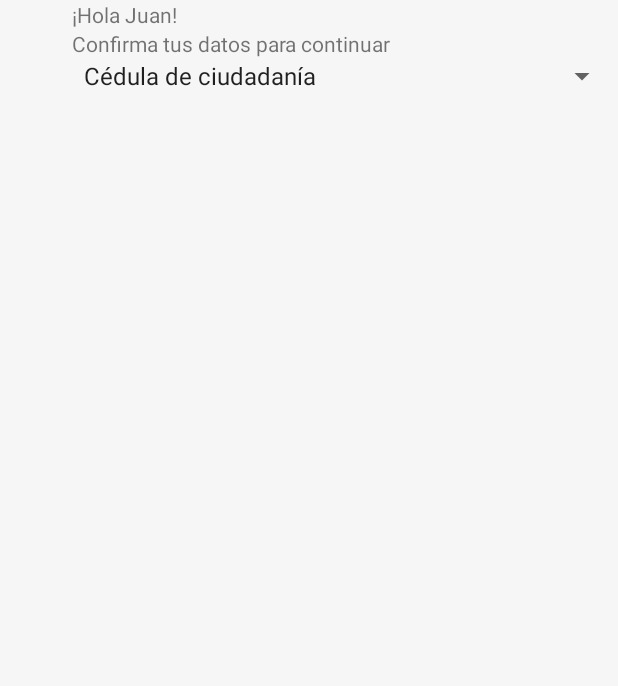
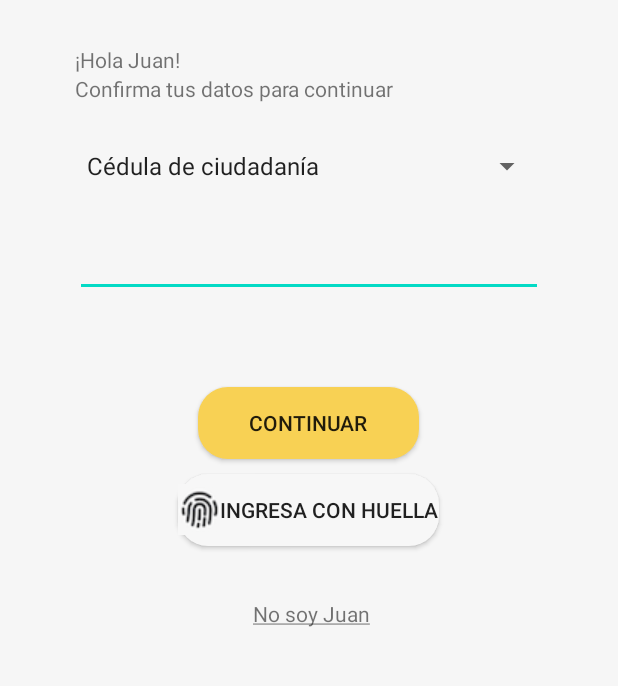
Before and after one commit to santiago-ar/androidLogin, an Android app: the screen it shows after launch (MainActivity), on a phone screen of 412 x 824 dp, the part 197-883 px from its top. Run offline under Robolectric (Android 15) with nearby library versions, the phone set to English and light mode, and no system bars.

Commit message:
agregar estilos y padding

```diff
--- /dev/null
+++ b/app/src/main/res/drawable/button1.xml
@@ -0,0 +1,5 @@
+<?xml version="1.0" encoding="UTF-8"?>
+<shape xmlns:android="http://schemas.android.com/apk/res/android">
+    <corners android:radius="20dp" />
+    <solid android:color="#F8D154" />
+</shape>
--- /dev/null
+++ b/app/src/main/res/drawable/button2.xml
@@ -0,0 +1,5 @@
+<?xml version="1.0" encoding="UTF-8"?>
+<shape xmlns:android="http://schemas.android.com/apk/res/android">
+    <corners android:radius="20dp" />
+    <solid android:color="#F7F7F7" />
+</shape>
--- a/app/src/main/res/layout/login.xml
+++ b/app/src/main/res/layout/login.xml
@@ -4,6 +4,8 @@
     android:layout_height="match_parent"
     android:orientation="vertical"
     android:background="#F6F6F6"
+    android:paddingLeft="@dimen/padding_dashboard"
+    android:paddingRight="@dimen/padding_dashboard"
     >
 
     <ImageView
@@ -15,14 +17,13 @@
     <TextView
         android:layout_width="match_parent"
         android:layout_height="wrap_content"
-        android:layout_marginLeft="@android:dimen/app_icon_size"
         android:text="¡Hola Juan!"
+        android:layout_marginTop="30dp"
         android:textAlignment="viewStart" />
 
     <TextView
         android:layout_width="match_parent"
         android:layout_height="wrap_content"
-        android:layout_marginLeft="@android:dimen/app_icon_size"
         android:text="Confirma tus datos para continuar"
         android:textAlignment="viewStart" />
 
@@ -30,9 +31,44 @@
         android:id="@+id/document_type"
         android:layout_width="match_parent"
         android:layout_height="wrap_content"
-        android:layout_marginLeft="@android:dimen/app_icon_size"
+        android:layout_marginTop="30dp" />
+
+    <EditText
+        android:id="@+id/document_text"
+        android:layout_width="match_parent"
+        android:layout_height="wrap_content"
+         android:layout_marginTop="30dp" />
+
+    <Button
+        android:id="@+id/continue_btn"
+        android:layout_width="147dp"
+        android:layout_height="wrap_content"
+        android:layout_gravity="center"
+        android:layout_marginTop="60dp"
+        android:background="@drawable/button1"
+        android:text="Continuar" />
+
+    <Button
+        android:id="@+id/touch_btn"
+        android:layout_width="wrap_content"
+        android:layout_height="wrap_content"
+        android:layout_gravity="center"
+        android:background="@drawable/button2"
+        android:drawableLeft="@drawable/finger"
+        android:layout_marginTop="10dp"
+        android:text="Ingresa con huella" />
+
+    <TextView
+        android:layout_width="wrap_content"
+        android:layout_height="wrap_content"
+        android:layout_gravity="center"
+        android:clickable="true"
+        android:focusable="true"
+        android:padding="5dp"
+        android:text="@string/im_not"
+        android:textAllCaps="false"
+        android:layout_marginTop="30dp"
         />
 
 
-
 </LinearLayout>
--- /dev/null
+++ b/app/src/main/res/values/dimens.xml
@@ -0,0 +1,5 @@
+<?xml version="1.0" encoding="utf-8"?>
+<resources>
+    <dimen name="padding_dashboard">50dp</dimen>
+
+</resources>
--- a/app/src/main/res/values/strings.xml
+++ b/app/src/main/res/values/strings.xml
@@ -2,4 +2,5 @@
     <string name="app_name">My Application</string>
     <string name="derecha">Derecha</string>
     <string name="izquierda">Izquierda</string>
+    <string name="im_not"> <u>No soy Juan</u></string>
 </resources>
```
Also changed, not shown: app/src/main/res/drawable/finger.png (added).
